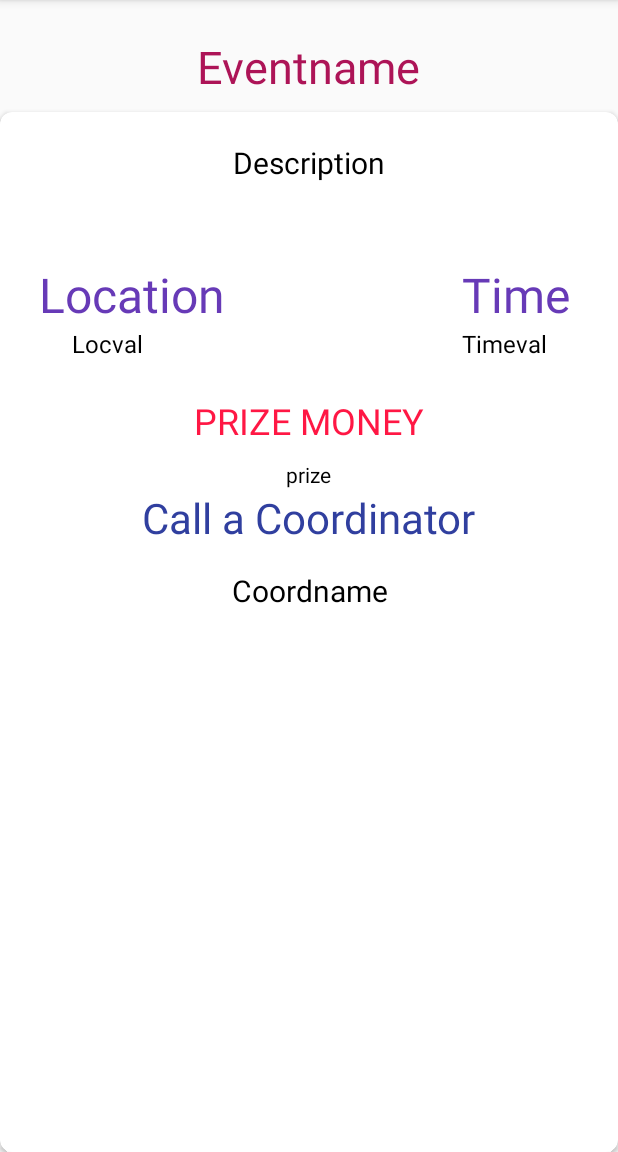
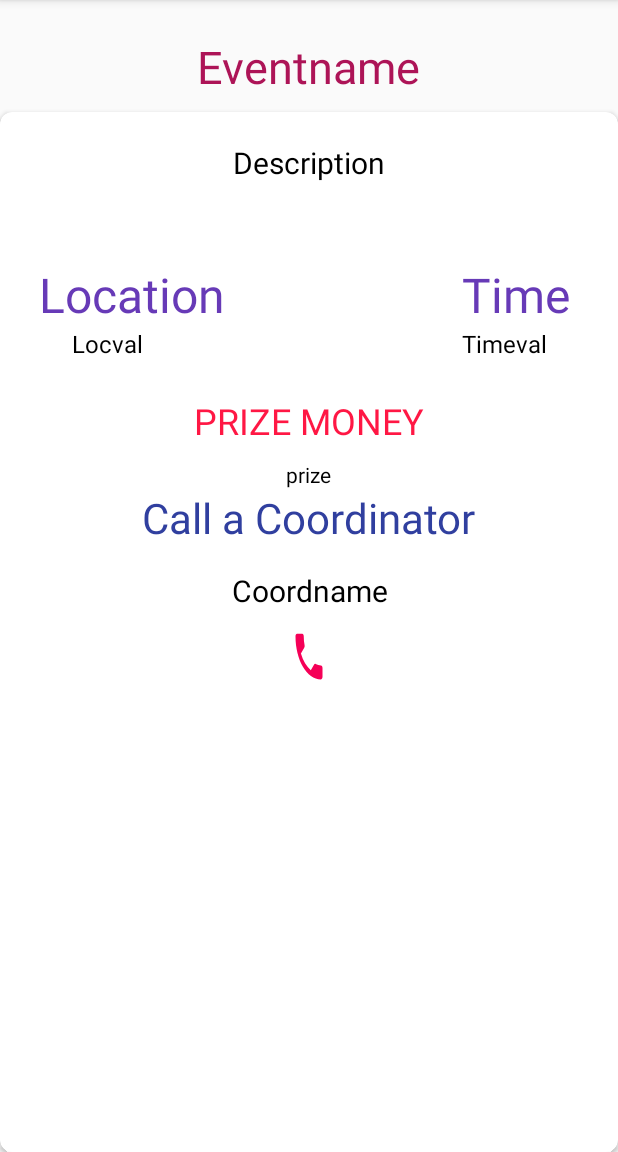
Before and after one commit to Rohithram/ShaastraEventsapp, an Android app: the Main3Activity screen opened directly, with no data from a screen before it, on a phone screen of 412 x 824 dp, the part 84-1236 px from its top. Run offline under Robolectric (Android 15) with nearby library versions, the phone set to English and light mode, and no system bars; 1 statement that could not run was skipped.

Commit message:
created calling feature

```diff
--- a/app/src/main/java/io/rohithram/shaastraeventsapp/Main3Activity.java
+++ b/app/src/main/java/io/rohithram/shaastraeventsapp/Main3Activity.java
@@ -1,11 +1,17 @@
 package io.rohithram.shaastraeventsapp;
 
+import android.Manifest;
+import android.content.DialogInterface;
 import android.content.Intent;
+import android.content.pm.PackageManager;
+import android.net.Uri;
+import android.support.v4.app.ActivityCompat;
 import android.support.v7.app.AppCompatActivity;
 import android.os.Bundle;
+import android.view.View;
 import android.widget.TextView;
 
-public class Main3Activity extends AppCompatActivity {
+public class Main3Activity extends AppCompatActivity implements View.OnClickListener {
 String code;
     TextView tv_evename;
     TextView tv_locval;
@@ -13,7 +19,7 @@ String code;
     TextView tv_timeval;
     TextView tv_prizemoney;
     TextView tv_coordname;
-
+    TextView tv_call;
     @Override
     protected void onCreate(Bundle savedInstanceState) {
         super.onCreate(savedInstanceState);
@@ -24,6 +30,8 @@ String code;
         tv_des =(TextView)findViewById(R.id.tv_des);
         tv_prizemoney =(TextView)findViewById(R.id.tv_prizemoney);
         tv_coordname =(TextView)findViewById(R.id.tv_cordname);
+        tv_call = (TextView)findViewById(R.id.tv_call);
+        tv_call.setOnClickListener(this);
         Intent i2 = getIntent();
         code = i2.getStringExtra("code");
         switch (code){
@@ -93,4 +101,26 @@ String code;
 
         }
     }
+
+    @Override
+    public void onClick(View v) {
+        Intent callIntent = new Intent(Intent.ACTION_CALL);
+        switch (code){
+            case "11":   callIntent.setData(Uri.parse("tel:+919840563641"));break;
+            case "21":   callIntent.setData(Uri.parse("tel:+919841563641"));break;
+            case "31":   callIntent.setData(Uri.parse("tel:+918755465321"));break;
+            case "41":   callIntent.setData(Uri.parse("tel:+919841363641"));break;
+            case "12":   callIntent.setData(Uri.parse("tel:+919040563641"));break;
+            case "22":   callIntent.setData(Uri.parse("tel:+919840745536"));break;
+            case "32":   callIntent.setData(Uri.parse("tel:+919840563641"));break;
+            case "42":   callIntent.setData(Uri.parse("tel:+919845563641"));break;
+
+        }
+
+        if (ActivityCompat.checkSelfPermission(Main3Activity.this,
+                Manifest.permission.CALL_PHONE) != PackageManager.PERMISSION_GRANTED) {
+            return;
+        }
+        startActivity(callIntent);
+    }
 }
--- /dev/null
+++ b/app/src/main/res/drawable/ic_call_pink_24dp.xml
@@ -0,0 +1,9 @@
+<vector xmlns:android="http://schemas.android.com/apk/res/android"
+        android:width="24dp"
+        android:height="24dp"
+        android:viewportWidth="24.0"
+        android:viewportHeight="24.0">
+    <path
+        android:fillColor="#f50057"
+        android:pathData="M6.62,10.79c1.44,2.83 3.76,5.14 6.59,6.59l2.2,-2.2c0.27,-0.27 0.67,-0.36 1.02,-0.24 1.12,0.37 2.33,0.57 3.57,0.57 0.55,0 1,0.45 1,1V20c0,0.55 -0.45,1 -1,1 -9.39,0 -17,-7.61 -17,-17 0,-0.55 0.45,-1 1,-1h3.5c0.55,0 1,0.45 1,1 0,1.25 0.2,2.45 0.57,3.57 0.11,0.35 0.03,0.74 -0.25,1.02l-2.2,2.2z"/>
+</vector>
--- a/app/src/main/res/layout/main3.xml
+++ b/app/src/main/res/layout/main3.xml
@@ -131,10 +131,19 @@
                 android:layout_centerHorizontal="true"
                 android:layout_below="@+id/tv_cord"
                 android:textSize="20dp" />
-
+            <TextView
+                android:id="@+id/tv_call"
+                android:layout_width="wrap_content"
+                android:layout_height="wrap_content"
+                android:layout_below="@+id/tv_cordname"
+                android:layout_centerHorizontal="true"
+                android:layout_marginTop="10dp"
+                android:textSize="30dp"
+                android:background="@drawable/ic_call_pink_24dp"/>
 
         </RelativeLayout>
     </android.support.v7.widget.CardView>
 
 
+
 </RelativeLayout>
```
